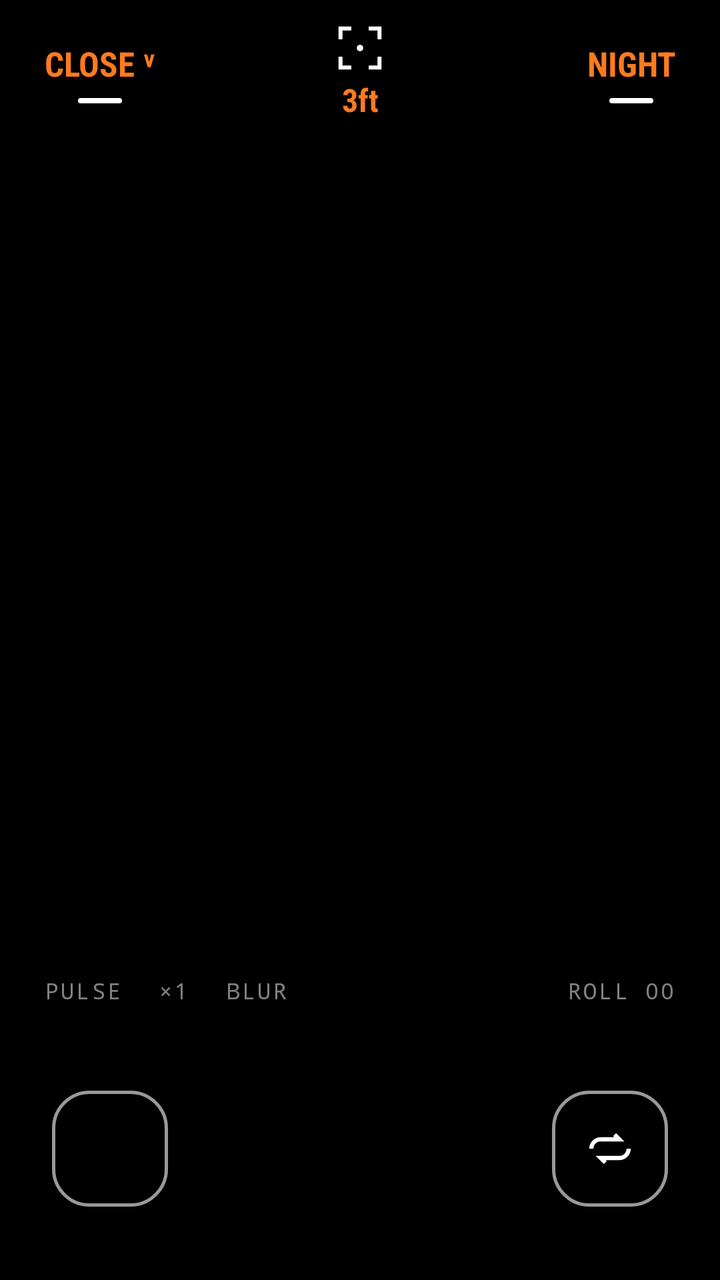
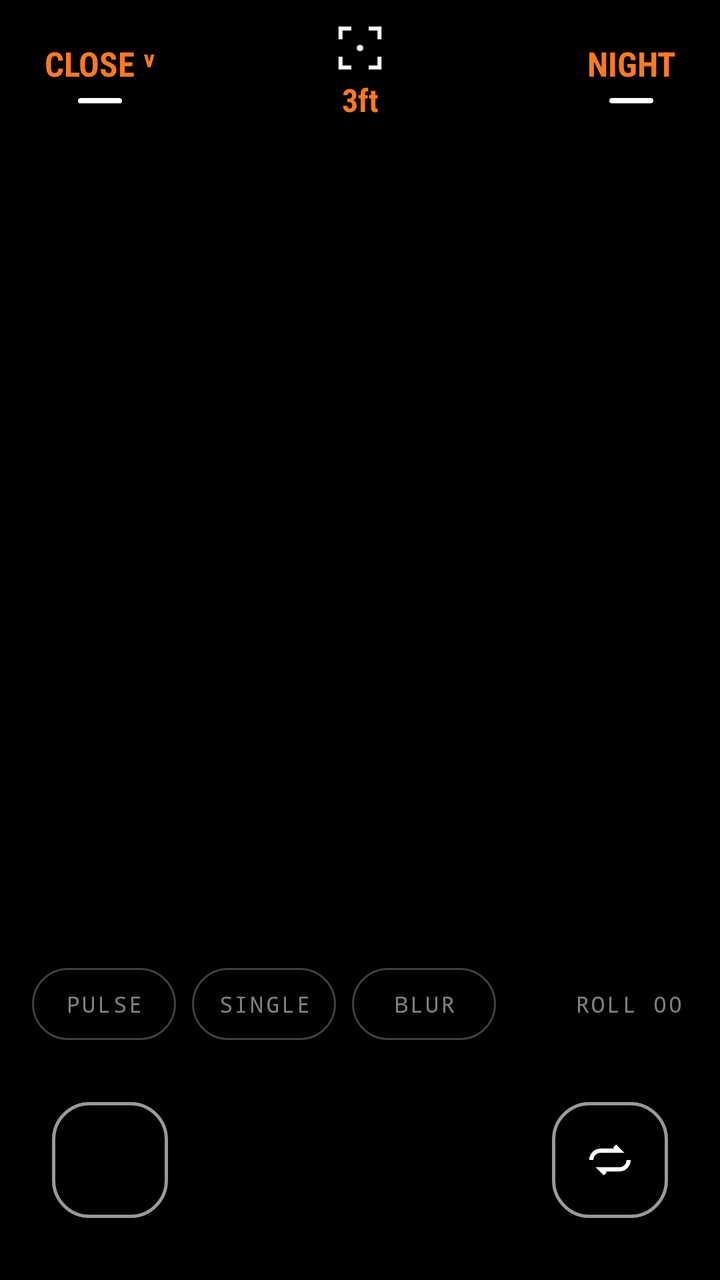

Two renders of the same Android screen: before a commit and after it. Below are the layout's source before the change and the commit's diff.
<!-- AndroidManifest.xml: application theme AppTheme -->
<!-- res/layout/activity_main.xml -->
<?xml version="1.0" encoding="utf-8"?>
<FrameLayout xmlns:android="http://schemas.android.com/apk/res/android"
    android:id="@+id/root"
    android:layout_width="match_parent"
    android:layout_height="match_parent"
    android:background="#000000">

    <LinearLayout
        android:layout_width="match_parent"
        android:layout_height="match_parent"
        android:orientation="vertical">

        
        <FrameLayout
            android:layout_width="match_parent"
            android:layout_height="72dp"
            android:paddingStart="22dp"
            android:paddingEnd="22dp">

            <TextView
                android:id="@+id/focusBtn"
                style="@style/TopLabel"
                android:layout_gravity="start|center_vertical"
                android:text="CLOSE ˅" />

            <TextView
                android:id="@+id/focusReadout"
                android:layout_width="wrap_content"
                android:layout_height="wrap_content"
                android:layout_gravity="center"
                android:drawableTop="@drawable/ic_focus"
                android:drawablePadding="2dp"
                android:fontFamily="sans-serif-condensed"
                android:gravity="center"
                android:text="3ft"
                android:textColor="#FF7A1F"
                android:textSize="16sp"
                android:textStyle="bold" />

            <TextView
                android:id="@+id/modeBtn"
                style="@style/TopLabel"
                android:layout_gravity="end|center_vertical"
                android:text="NIGHT" />
        </FrameLayout>

        
        <FrameLayout
            android:id="@+id/previewFrame"
            android:layout_width="match_parent"
            android:layout_height="400dp"
            android:layout_marginStart="12dp"
            android:layout_marginEnd="12dp">

            <TextureView
                android:id="@+id/preview"
                android:layout_width="match_parent"
                android:layout_height="match_parent" />

            <app.flashcam.EvRuler
                android:id="@+id/evRuler"
                android:layout_width="56dp"
                android:layout_height="match_parent"
                android:visibility="gone" />

            <LinearLayout
                android:id="@+id/evBox"
                android:layout_width="wrap_content"
                android:layout_height="wrap_content"
                android:layout_gravity="center"
                android:background="@drawable/ev_box"
                android:gravity="center"
                android:orientation="vertical"
                android:paddingStart="20dp"
                android:paddingTop="10dp"
                android:paddingEnd="20dp"
                android:paddingBottom="10dp"
                android:visibility="gone">

                <TextView
                    android:id="@+id/evTitle"
                    android:layout_width="wrap_content"
                    android:layout_height="wrap_content"
                    android:fontFamily="monospace"
                    android:letterSpacing="0.15"
                    android:text="NIGHT EXP"
                    android:textColor="#99FFFFFF"
                    android:textSize="10sp" />

                <TextView
                    android:id="@+id/evValue"
                    android:layout_width="wrap_content"
                    android:layout_height="wrap_content"
                    android:text="0.0 EV"
                    android:textColor="#FF7A1F"
                    android:textSize="24sp"
                    android:textStyle="bold" />
            </LinearLayout>

            <TextView
                android:id="@+id/counter"
                android:layout_width="wrap_content"
                android:layout_height="wrap_content"
                android:layout_gravity="top|center_horizontal"
                android:layout_marginTop="14dp"
                android:background="@drawable/ev_box"
                android:fontFamily="monospace"
                android:paddingStart="14dp"
                android:paddingTop="6dp"
                android:paddingEnd="14dp"
                android:paddingBottom="6dp"
                android:textColor="#FF7A1F"
                android:textSize="16sp"
                android:textStyle="bold"
                android:visibility="gone" />
        </FrameLayout>

        
        <LinearLayout
            android:layout_width="match_parent"
            android:layout_height="wrap_content"
            android:gravity="center_vertical"
            android:orientation="horizontal"
            android:paddingStart="22dp"
            android:paddingTop="10dp"
            android:paddingEnd="22dp">

            <TextView android:id="@+id/flashBtn" style="@style/SmallOpt" android:text="PULSE" />
            <TextView android:id="@+id/burstBtn" style="@style/SmallOpt" android:text="×1" />
            <TextView android:id="@+id/blurBtn" style="@style/SmallOpt" android:text="BLUR" />

            <View android:layout_width="0dp" android:layout_height="1dp" android:layout_weight="1" />

            <TextView
                android:id="@+id/status"
                style="@style/SmallOpt"
                android:layout_marginEnd="0dp"
                android:text="ROLL 00" />
        </LinearLayout>

        
        <FrameLayout
            android:layout_width="match_parent"
            android:layout_height="0dp"
            android:layout_weight="1"
            android:minHeight="90dp"
            android:paddingStart="26dp"
            android:paddingEnd="26dp">

            <ImageView
                android:id="@+id/thumb"
                android:layout_width="58dp"
                android:layout_height="58dp"
                android:layout_gravity="start|center_vertical"
                android:background="@drawable/rounded_btn"
                android:contentDescription="Roll"
                android:padding="1.5dp"
                android:scaleType="centerCrop" />

            <ImageView
                android:id="@+id/flipBtn"
                android:layout_width="58dp"
                android:layout_height="58dp"
                android:layout_gravity="end|center_vertical"
                android:background="@drawable/rounded_btn"
                android:contentDescription="Flip camera"
                android:scaleType="center"
                android:src="@drawable/ic_flip" />
        </FrameLayout>
    </LinearLayout>

    
    <View
        android:id="@+id/flashOverlay"
        android:layout_width="match_parent"
        android:layout_height="match_parent"
        android:background="#FFFFFFFF"
        android:visibility="gone" />
</FrameLayout>
<!-- resources referenced by this layout -->
<resources>
  <!-- drawable ev_box (drawable) -->
  <?xml version="1.0" encoding="utf-8"?>
  <shape xmlns:android="http://schemas.android.com/apk/res/android" android:shape="rectangle">
      <corners android:radius="10dp" />
      <solid android:color="#CC1E1E1E" />
  </shape>
  <!-- drawable ic_flip (drawable) -->
  <?xml version="1.0" encoding="utf-8"?>
  <vector xmlns:android="http://schemas.android.com/apk/res/android"
      android:width="28dp" android:height="28dp" android:viewportWidth="24" android:viewportHeight="24">
      <path android:strokeColor="#FFFFFFFF" android:strokeWidth="1.8" android:fillColor="#00000000"
          android:pathData="M4,12 a4,4 0 0,1 4,-4 h8 l-2,-2 M20,12 a4,4 0 0,1 -4,4 h-8 l2,2" />
  </vector>
  <!-- drawable ic_focus (drawable) -->
  <?xml version="1.0" encoding="utf-8"?>
  <vector xmlns:android="http://schemas.android.com/apk/res/android"
      android:width="26dp" android:height="26dp" android:viewportWidth="24" android:viewportHeight="24">
      <path android:strokeColor="#FFFFFFFF" android:strokeWidth="1.8" android:fillColor="#00000000"
          android:pathData="M3,8 V3 H8 M16,3 H21 V8 M21,16 V21 H16 M8,21 H3 V16" />
      <path android:fillColor="#FFFFFFFF" android:pathData="M12,10.5 a1.5,1.5 0 1,0 0.01,0 z" />
  </vector>
  <!-- drawable rounded_btn (drawable) -->
  <?xml version="1.0" encoding="utf-8"?>
  <shape xmlns:android="http://schemas.android.com/apk/res/android" android:shape="rectangle">
      <corners android:radius="18dp" />
      <stroke android:width="1.5dp" android:color="#99FFFFFF" />
      <solid android:color="#00000000" />
  </shape>
  <style name="SmallOpt">
          <item name="android:layout_width">wrap_content</item>
          <item name="android:layout_height">wrap_content</item>
          <item name="android:layout_marginEnd">18dp</item>
          <item name="android:paddingTop">6dp</item>
          <item name="android:paddingBottom">6dp</item>
          <item name="android:fontFamily">monospace</item>
          <item name="android:letterSpacing">0.1</item>
          <item name="android:textSize">11sp</item>
          <item name="android:textColor">#80FFFFFF</item>
      </style>
  <style name="AppTheme" parent="android:Theme.Material.NoActionBar">
          <item name="android:windowBackground">@android:color/black</item>
          <item name="android:statusBarColor">@android:color/black</item>
          <item name="android:navigationBarColor">@android:color/black</item>
          <item name="android:colorAccent">#FF7A1F</item>
      </style>
  <!-- drawable underline (drawable) -->
  <?xml version="1.0" encoding="utf-8"?>
  <shape xmlns:android="http://schemas.android.com/apk/res/android" android:shape="rectangle">
      <size android:width="22dp" android:height="2.5dp" />
      <corners android:radius="2dp" />
      <solid android:color="#FFFFFFFF" />
  </shape>
  <!-- unchanged entries left out for length: 1 -->
</resources>

<!-- the commit's change to res/layout/activity_main.xml (unified diff, before → after) -->
@@ -121,13 +121,13 @@
             android:layout_height="wrap_content"
             android:gravity="center_vertical"
             android:orientation="horizontal"
-            android:paddingStart="22dp"
-            android:paddingTop="10dp"
-            android:paddingEnd="22dp">
+            android:paddingStart="16dp"
+            android:paddingTop="12dp"
+            android:paddingEnd="18dp">
 
-            <TextView android:id="@+id/flashBtn" style="@style/SmallOpt" android:text="PULSE" />
-            <TextView android:id="@+id/burstBtn" style="@style/SmallOpt" android:text="×1" />
-            <TextView android:id="@+id/blurBtn" style="@style/SmallOpt" android:text="BLUR" />
+            <TextView android:id="@+id/flashBtn" style="@style/Toggle" android:text="PULSE" />
+            <TextView android:id="@+id/burstBtn" style="@style/Toggle" android:text="SINGLE" />
+            <TextView android:id="@+id/blurBtn" style="@style/Toggle" android:text="BLUR" />
 
             <View android:layout_width="0dp" android:layout_height="1dp" android:layout_weight="1" />
 
<!-- resource entries referenced after the edit -->
@@ -32,8 +32,22 @@
           <item name="android:layout_width">wrap_content</item>
           <item name="android:layout_height">wrap_content</item>
           <item name="android:layout_marginEnd">18dp</item>
-          <item name="android:paddingTop">6dp</item>
-          <item name="android:paddingBottom">6dp</item>
+          <item name="android:paddingTop">10dp</item>
+          <item name="android:paddingBottom">10dp</item>
+          <item name="android:fontFamily">monospace</item>
+          <item name="android:letterSpacing">0.1</item>
+          <item name="android:textSize">11sp</item>
+          <item name="android:textColor">#80FFFFFF</item>
+      </style>
+  <style name="Toggle">
+          <item name="android:layout_width">wrap_content</item>
+          <item name="android:layout_height">36dp</item>
+          <item name="android:minWidth">72dp</item>
+          <item name="android:layout_marginEnd">8dp</item>
+          <item name="android:gravity">center</item>
+          <item name="android:paddingStart">12dp</item>
+          <item name="android:paddingEnd">12dp</item>
+          <item name="android:background">@drawable/pill</item>
           <item name="android:fontFamily">monospace</item>
           <item name="android:letterSpacing">0.1</item>
           <item name="android:textSize">11sp</item>
@@ -45,6 +59,13 @@
           <item name="android:navigationBarColor">@android:color/black</item>
           <item name="android:colorAccent">#FF7A1F</item>
       </style>
+  <!-- drawable pill (drawable) -->
+  <?xml version="1.0" encoding="utf-8"?>
+  <shape xmlns:android="http://schemas.android.com/apk/res/android" android:shape="rectangle">
+      <corners android:radius="18dp" />
+      <stroke android:width="1dp" android:color="#40FFFFFF" />
+      <solid android:color="#00000000" />
+  </shape>
   <!-- drawable underline (drawable) -->
   <?xml version="1.0" encoding="utf-8"?>
   <shape xmlns:android="http://schemas.android.com/apk/res/android" android:shape="rectangle">
